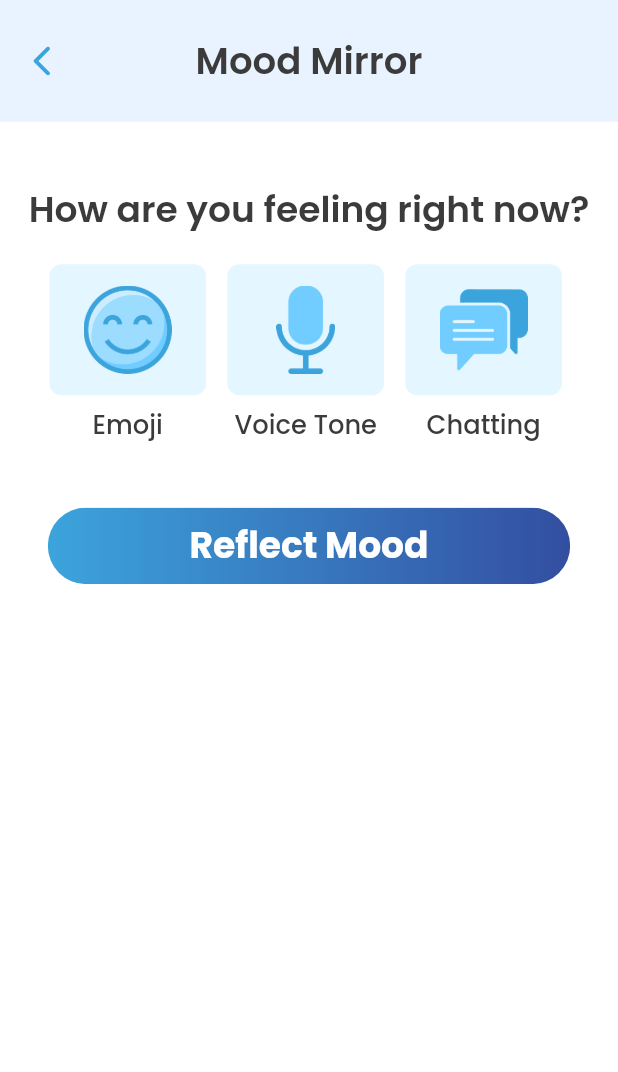
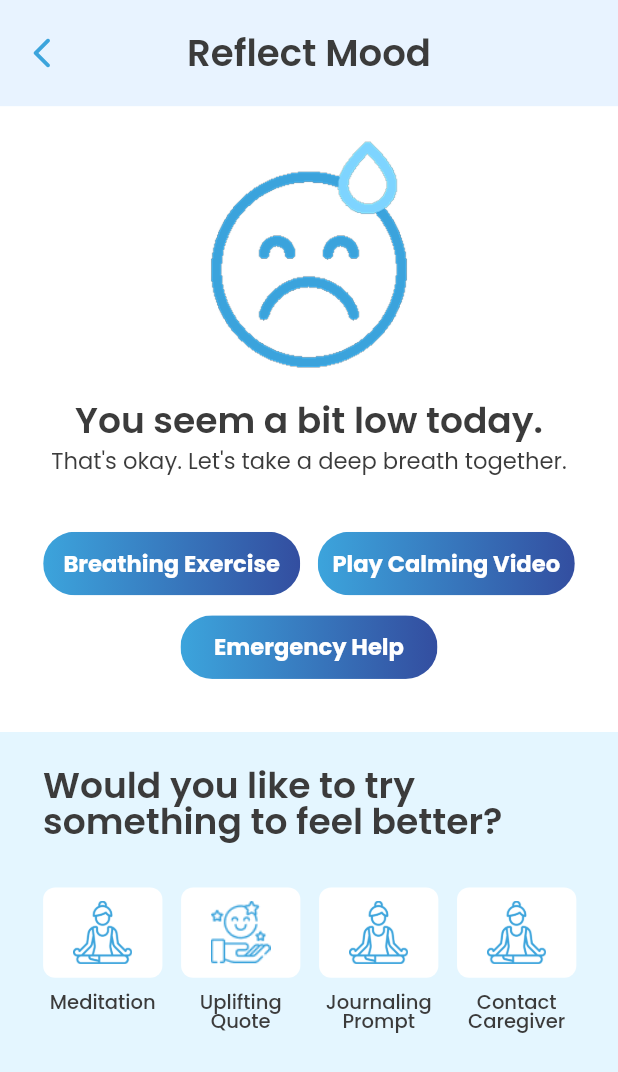
Before and after one commit to zohairahmed96/live-e, a Flutter app: the screen it shows after launch, on a phone screen of 412 x 824 dp. Shown: the top 1072 px of the screen. Run offline on Flutter 3.47's test engine with Material 3 defaults, Android fonts, the light colour scheme and no system bars; our stand-ins replace fl_chart, flutter_svg, google_fonts, image_picker, sizer; project files that could hold a hidden picture were left out.

Commit message:
refelct mood screen design

```diff
--- a/lib/core/routes/app_router.dart
+++ b/lib/core/routes/app_router.dart
@@ -6,6 +6,7 @@ import 'package:liv_e/ui/views/dashboard/financial_management_view.dart';
 import 'package:liv_e/ui/views/dashboard/bill_reminders_view.dart';
 import 'package:liv_e/ui/views/dashboard/community_events_view.dart';
 import 'package:liv_e/ui/views/dashboard/mood_mirror_view.dart';
+import 'package:liv_e/ui/views/dashboard/reflect_mood_views.dart';
 import 'package:liv_e/ui/views/dashboard/set_new_budget_view.dart';
 import 'package:liv_e/ui/views/dashboard/set_reminder_view.dart';
 import 'package:liv_e/ui/views/dashboard/spending_overview_view.dart';
@@ -84,7 +85,8 @@ class AppRouter {
         return MaterialPageRoute(builder: (_) => const TalkTreeView());
       case AppRoutes.moodMirror:
         return MaterialPageRoute(builder: (_) => const MoodMirrorView());
-
+      case AppRoutes.reflectMood:
+        return MaterialPageRoute(builder: (_) => const ReflectMoodView());
       case AppRoutes.spendingOverview:
         return MaterialPageRoute(builder: (_) => const SpendingOverviewView());
       case AppRoutes.dailyRoutine:
--- a/lib/core/routes/app_routes.dart
+++ b/lib/core/routes/app_routes.dart
@@ -29,6 +29,7 @@ class AppRoutes {
   static const setNewBudget = '/set-new-budget'; // TODO
   static const talkTree = '/talk-tree';
   static const moodMirror = '/mood-mirro';
+  static const reflectMood = '/reflect-mood';
 
   // Settings
   static const settings = '/settings';
--- a/lib/core/utils/helper/app_layout_helper.dart
+++ b/lib/core/utils/helper/app_layout_helper.dart
@@ -1,4 +1,4 @@
 import "package:sizer/sizer.dart";
 
-double cw(double width) => ((width / 375) * 100).w;
-double ch(double height) => ((height / 812) * 100).h;
+double cw(double width) => ((width / 430) * 100).w;
+double ch(double height) => ((height / 932) * 100).h;
--- a/lib/core/utils/image_paths.dart
+++ b/lib/core/utils/image_paths.dart
@@ -34,4 +34,9 @@ class ImagePaths {
   static const chat = '${base}chat.png';
   static const happiness = '${base}happiness.png';
   static const mic = '${base}mic.png';
+  static const sadness = '${base}sadness.png';
+  static const meditaiton = '${base}meditation.png';
+  static const uplifiting = '${base}uplifiting.png';
+  static const journaling = '${base}journaling.png';
+  static const caregiver = '${base}caregiver.png';
 }
--- /dev/null
+++ b/lib/ui/viewmodels/dashboard/reflect_mood_viewmodels.dart
@@ -0,0 +1,5 @@
+import 'package:flutter/widgets.dart';
+
+class ReflectMoodViewModel extends ChangeNotifier {
+  // TextEditingController journeyEntry = TextEditingController();
+}
--- a/lib/ui/viewmodels/logo_vm.dart
+++ b/lib/ui/viewmodels/logo_vm.dart
@@ -5,6 +5,6 @@ class LogoVM {
   Future<void> init(BuildContext context) async {
     await Future.delayed(const Duration(milliseconds: 1000));
     // Navigator.pushReplacementNamed(context, AppRoutes.welcome);
-    Navigator.pushNamed(context, AppRoutes.moodMirror);
+    Navigator.pushNamed(context, AppRoutes.reflectMood);
   }
 }
--- /dev/null
+++ b/lib/ui/views/dashboard/reflect_mood_views.dart
@@ -0,0 +1,178 @@
+import 'package:flutter/material.dart';
+import 'package:liv_e/core/utils/helper/app_layout_helper.dart';
+import 'package:liv_e/core/utils/helper/color.utils.dart';
+import 'package:liv_e/core/utils/helper/font_size.dart';
+import 'package:liv_e/core/utils/image_paths.dart';
+import 'package:liv_e/ui/components/Button/gradient_button.dart';
+import 'package:liv_e/ui/components/app_text.dart';
+import 'package:liv_e/ui/viewmodels/dashboard/reflect_mood_viewmodels.dart';
+import 'package:provider/provider.dart';
+
+class ReflectMoodView extends StatelessWidget {
+  const ReflectMoodView({super.key});
+
+  @override
+  Widget build(BuildContext context) {
+    return ChangeNotifierProvider(
+      create: (_) => ReflectMoodViewModel(),
+      child: const _Body(),
+    );
+  }
+}
+
+class _Body extends StatelessWidget {
+  const _Body();
+
+  @override
+  Widget build(BuildContext context) {
+    return Scaffold(
+      backgroundColor: AppColor.cE4F6FF,
+      appBar: AppBar(
+        elevation: 0,
+        toolbarHeight: ch(80),
+        backgroundColor: const Color(0xFFE8F3FF),
+        leading: IconButton(
+          icon: const Icon(
+            Icons.arrow_back_ios_new_rounded,
+            color: AppColor.c3CA4DC,
+          ),
+          onPressed: () => Navigator.pop(context),
+        ),
+        centerTitle: true,
+        title: AppText(
+          txt: 'Reflect Mood',
+          fontSize: AppFontSize.f22,
+          fontWeight: FontWeight.w600,
+        ),
+      ),
+      body: SafeArea(
+        top: false,
+        child: SingleChildScrollView(
+          child: Column(
+            crossAxisAlignment: CrossAxisAlignment.start,
+            children: [
+              Container(
+                width: double.infinity,
+                color: AppColor.white,
+                child: Center(
+                  child: Column(
+                    children: [
+                      Image.asset(
+                        ImagePaths.sadness,
+                        height: ch(224),
+                        width: cw(224),
+                      ),
+
+                      AppText(
+                        txt: "You seem a bit low today.",
+                        fontSize: AppFontSize.f20,
+                        fontWeight: FontWeight.w600,
+                      ),
+                      AppText(
+                        txt: "That's okay. Let's take a deep breath together.",
+                        height: 1.9,
+                      ),
+                      SizedBox(height: ch(37)),
+                      Padding(
+                        padding: EdgeInsets.symmetric(horizontal: cw(30)),
+                        child: Row(
+                          children: [
+                            GradientButton(
+                              width: cw(179),
+                              height: ch(48),
+                              label: "Breathing Exercise",
+                              fontSize: AppFontSize.f14,
+                              onPressed: () {},
+                            ),
+                            SizedBox(width: cw(12)),
+                            GradientButton(
+                              width: cw(179),
+                              height: ch(48),
+                              label: "Play Calming Video",
+                              fontSize: AppFontSize.f14,
+                              onPressed: () {},
+                            ),
+                          ],
+                        ),
+                      ),
+                      SizedBox(height: ch(15)),
+                      GradientButton(
+                        width: cw(179),
+                        height: ch(48),
+                        label: "Emergency Help",
+                        fontSize: AppFontSize.f14,
+                        onPressed: () {},
+                      ),
+                      SizedBox(height: ch(40)),
+                    ],
+                  ),
+                ),
+              ),
+              Padding(
+                padding: EdgeInsetsGeometry.only(left: cw(30)),
+                child: Column(
+                  crossAxisAlignment: CrossAxisAlignment.start,
+                  children: [
+                    SizedBox(height: ch(27)),
+                    AppText(
+                      txt: "Would you like to try something to feel better?",
+                      fontSize: AppFontSize.f20,
+                      fontWeight: FontWeight.w600,
+                    ),
+                    SizedBox(height: ch(36)),
+                    Row(
+                      children: [
+                        icon_widget(ImagePaths.meditaiton, "Meditation\n"),
+                        SizedBox(width: cw(13)),
+                        icon_widget(ImagePaths.uplifiting, "Uplifting\nQuote"),
+                        SizedBox(width: cw(13)),
+                        icon_widget(
+                          ImagePaths.meditaiton,
+                          "Journaling\nPrompt",
+                        ),
+                        SizedBox(width: cw(13)),
+                        icon_widget(
+                          ImagePaths.meditaiton,
+                          "Contact\nCaregiver",
+                        ),
+                      ],
+                    ),
+                  ],
+                ),
+              ),
+            ],
+          ),
+        ),
+      ),
+    );
+  }
+
+  Widget icon_widget(img, txt) {
+    return Column(
+      children: [
+        Container(
+          width: cw(83),
+          height: ch(68),
+          decoration: BoxDecoration(
+            color: AppColor.white,
+            borderRadius: BorderRadius.circular(8),
+          ),
+          alignment: Alignment.center,
+          child: Image.asset(
+            img,
+            width: cw(44),
+            height: ch(48),
+            fit: BoxFit.contain,
+          ),
+        ),
+        SizedBox(height: ch(11)),
+        AppText(
+          txt: txt,
+          fontSize: AppFontSize.f12,
+          fontWeight: FontWeight.w500,
+          textAlign: TextAlign.center,
+        ),
+      ],
+    );
+  }
+}
```
Also changed, not shown: assets/images/caregiver.png (added), assets/images/journaling.png (added), assets/images/meditation.png (added), assets/images/sadness.png (added), assets/images/uplifiting.png (added).
